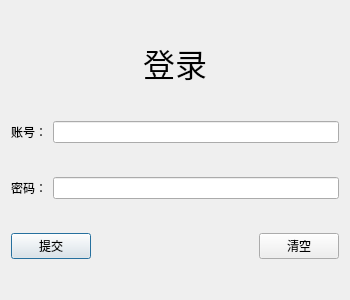
Old version of the form login.ui in the repository shaoyikai/dingling.
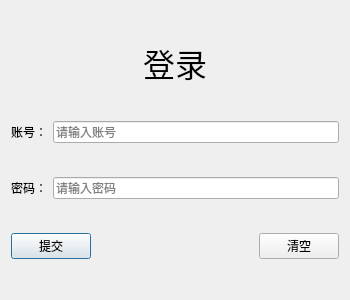
New version of the form.

The edit to the form file:
```diff
--- a/login.ui
+++ b/login.ui
@@ -45,7 +45,11 @@
       </widget>
      </item>
      <item>
-      <widget class="QLineEdit" name="le_account"/>
+      <widget class="QLineEdit" name="le_account">
+       <property name="placeholderText">
+        <string>请输入账号</string>
+       </property>
+      </widget>
      </item>
     </layout>
    </item>
@@ -59,7 +63,14 @@
       </widget>
      </item>
      <item>
-      <widget class="QLineEdit" name="le_password"/>
+      <widget class="QLineEdit" name="le_password">
+       <property name="echoMode">
+        <enum>QLineEdit::Password</enum>
+       </property>
+       <property name="placeholderText">
+        <string>请输入密码</string>
+       </property>
+      </widget>
      </item>
     </layout>
    </item>
```
